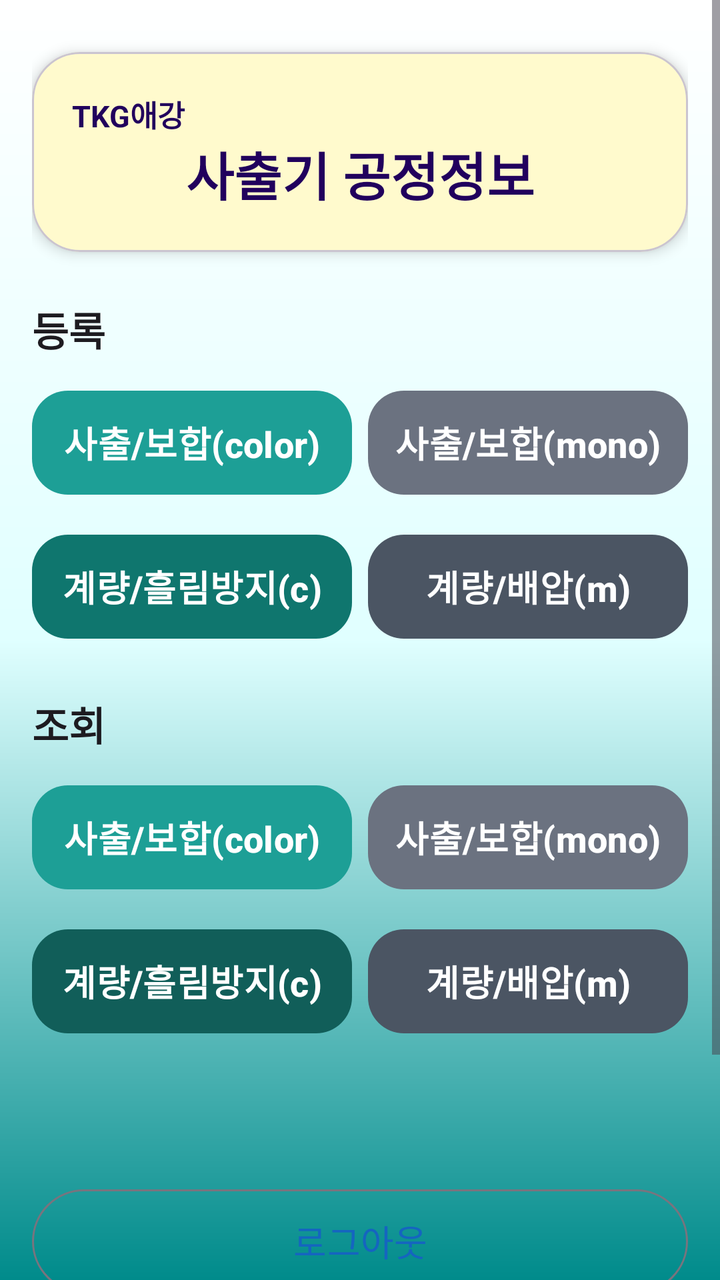
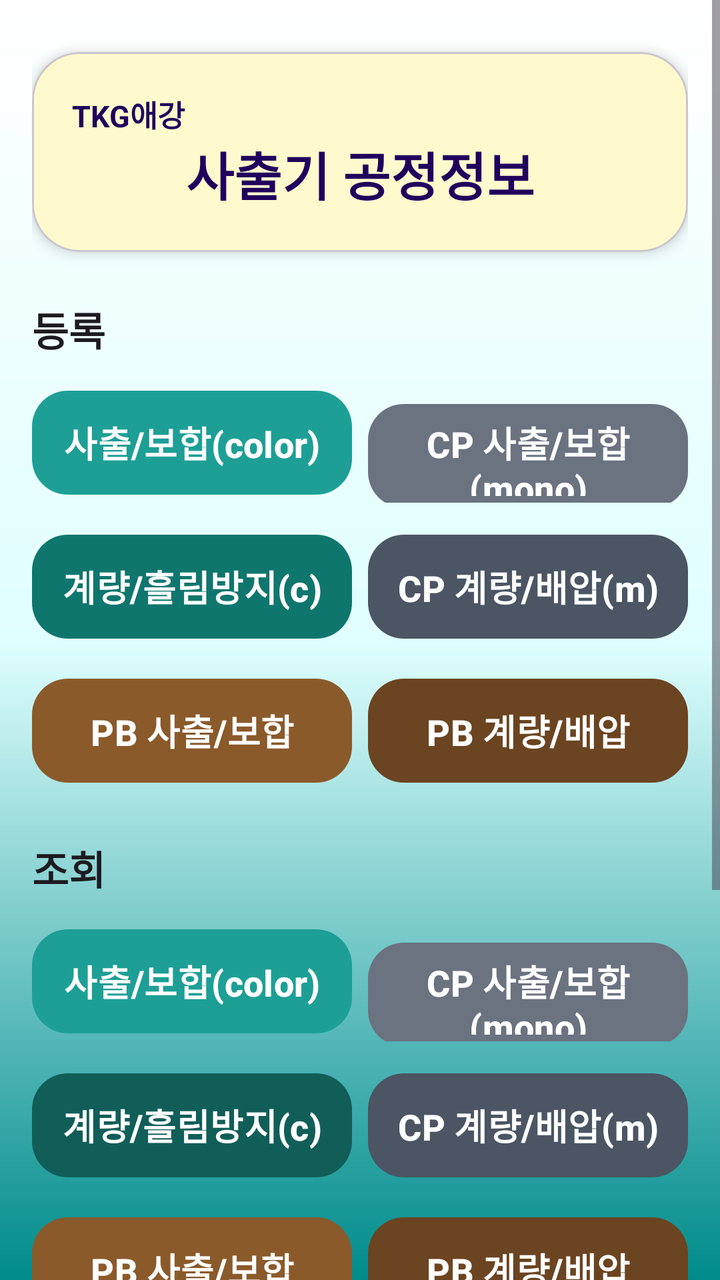

Screens rendered from an Android XML layout before and after an edit, with the pre-edit source and the edit as a unified diff.
<!-- AndroidManifest.xml: application theme Theme.akProd -->
<!-- res/layout/activity_main.xml -->
<?xml version="1.0" encoding="utf-8"?>
<ScrollView xmlns:android="http://schemas.android.com/apk/res/android"
    xmlns:app="http://schemas.android.com/apk/res-auto"
    xmlns:tools="http://schemas.android.com/tools"
    android:id="@+id/main"
    android:layout_width="match_parent"
    android:layout_height="match_parent"
    android:background="@drawable/gradient"
    android:fillViewport="true"
    tools:context=".MainActivity">

    <LinearLayout
        android:layout_width="match_parent"
        android:layout_height="wrap_content"
        android:orientation="vertical"
        android:padding="16dp">

        
        <com.google.android.material.card.MaterialCardView
            android:layout_width="match_parent"
            android:layout_height="wrap_content"
            android:layout_marginTop="10dp"
            app:cardCornerRadius="24dp"
            app:cardElevation="4dp"
            app:cardBackgroundColor="@color/lemonchiffon">
            <LinearLayout
                android:layout_width="match_parent"
                android:layout_height="wrap_content"
                android:orientation="vertical"
                android:padding="20dp">
                <TextView
                    android:id="@+id/textview"
                    android:layout_width="match_parent"
                    android:layout_height="wrap_content"
                    android:gravity="start"
                    android:text="@string/tkg_ak"
                    android:textColor="?attr/colorOnPrimaryContainer"
                    android:textSize="15sp"
                    android:textStyle="bold" />

                <TextView
                    android:id="@+id/textView2"
                    android:layout_width="match_parent"
                    android:layout_height="wrap_content"
                    android:gravity="center"
                    android:text="@string/pda_in_out"
                    android:textColor="?attr/colorOnPrimaryFixed"
                    android:textSize="26sp"
                    android:textStyle="bold" />

            </LinearLayout>

        </com.google.android.material.card.MaterialCardView>
        <TextView
            android:id="@+id/menuRegisterTitle"
            android:layout_width="match_parent"
            android:layout_height="wrap_content"
            android:layout_marginTop="24dp"
            android:text="등록"
            android:textColor="?attr/colorOnBackground"
            android:textSize="20sp"
            android:textStyle="bold" />
        <LinearLayout
            android:layout_width="match_parent"
            android:layout_height="wrap_content"
            android:layout_marginTop="12dp"
            android:orientation="horizontal">
            <com.google.android.material.button.MaterialButton
                android:id="@+id/btnCp3"
                style="@style/PDAButtonStyle"
                android:layout_width="0dp"
                android:layout_height="60dp"
                android:layout_weight="1"
                android:layout_marginEnd="8dp"
                app:backgroundTint="#1d9f96"
                android:text="사출/보합(color)"
                android:textAllCaps="false" />
            <com.google.android.material.button.MaterialButton
                android:id="@+id/btnCp14"
                style="@style/PDAButtonStyle"
                android:layout_width="0dp"
                android:layout_height="60dp"
                android:layout_weight="1"
                app:backgroundTint="@color/mono_gray"
                android:text="사출/보합(mono)"
                android:textAllCaps="false" />
        </LinearLayout>
    <LinearLayout
        android:layout_width="match_parent"
        android:layout_height="wrap_content"
        android:layout_marginTop="12dp"
        android:orientation="horizontal">
        <com.google.android.material.button.MaterialButton
            android:id="@+id/btnMeteringC"
            style="@style/PDAButtonStyle"
            android:layout_width="0dp"
            android:layout_height="60dp"
            android:layout_weight="1"
            android:layout_marginEnd="8dp"
            app:backgroundTint="#0F766E"
            android:text="계량/흘림방지(c)"
            android:textAllCaps="false" />

        <com.google.android.material.button.MaterialButton
            android:id="@+id/btnMetering"
            style="@style/PDAButtonStyle"
            android:layout_width="0dp"
            android:layout_height="60dp"
            android:layout_weight="1"
            app:backgroundTint="@color/mono_gray_dark"
            android:text="계량/배압(m)"
            android:textAllCaps="false" />
    </LinearLayout>
        <TextView
            android:id="@+id/menuHistoryTitle"
            android:layout_width="match_parent"
            android:layout_height="wrap_content"
            android:layout_marginTop="24dp"
            android:text="조회"
            android:textColor="?attr/colorOnBackground"
            android:textSize="20sp"
            android:textStyle="bold" />
        <LinearLayout
            android:layout_width="match_parent"
            android:layout_height="wrap_content"
            android:layout_marginTop="12dp"
            android:orientation="horizontal">
            <com.google.android.material.button.MaterialButton
                android:id="@+id/btnCp3History"
                style="@style/PDAButtonStyle"
                android:layout_width="0dp"
                android:layout_height="60dp"
                android:layout_weight="1"
                android:layout_marginEnd="8dp"
                app:backgroundTint="#1d9f96"
                android:text="사출/보합(color)"
                android:textAllCaps="false" />
            <com.google.android.material.button.MaterialButton
                android:id="@+id/btnCp14History"
                style="@style/PDAButtonStyle"
                android:layout_width="0dp"
                android:layout_height="60dp"
                android:layout_weight="1"
                app:backgroundTint="@color/mono_gray"
                android:text="사출/보합(mono)"
                android:textAllCaps="false" />
        </LinearLayout>
    <LinearLayout
        android:layout_width="match_parent"
        android:layout_height="wrap_content"
        android:layout_marginTop="12dp"
        android:orientation="horizontal">
        <com.google.android.material.button.MaterialButton
            android:id="@+id/btnMeteringHistoryC"
            style="@style/PDAButtonStyle"
            android:layout_width="0dp"
            android:layout_height="60dp"
            android:layout_weight="1"
            android:layout_marginEnd="8dp"
            app:backgroundTint="#115E59"
            android:text="계량/흘림방지(c)"
            android:textAllCaps="false" />
        <com.google.android.material.button.MaterialButton
            android:id="@+id/btnMeteringHistory"
            style="@style/PDAButtonStyle"
            android:layout_width="0dp"
            android:layout_height="60dp"
            android:layout_weight="1"
            app:backgroundTint="@color/mono_gray_dark"
            android:text="계량/배압(m)"
            android:textAllCaps="false" />
    </LinearLayout>
        <View
            android:layout_width="0dp"
            android:layout_height="60dp"
            android:layout_weight="1"
            android:minHeight="16dp" />
        
        <com.google.android.material.button.MaterialButton
            android:id="@+id/btnLogout"
            style="@style/Widget.Material3.Button.OutlinedButton"
            android:layout_width="match_parent"
            android:layout_height="60dp"
            android:layout_marginTop="10dp"
            android:text="@string/menu_logout"
            android:textSize="18sp" />
        <com.google.android.material.button.MaterialButton
            android:id="@+id/button4"
            style="@style/Widget.Material3.Button.OutlinedButton"
            android:layout_width="match_parent"
            android:layout_height="60dp"
            android:layout_marginTop="10dp"
            android:text="@string/n_exit"
            android:textStyle="bold"
            android:textColor="@color/white"
            app:backgroundTint="@color/darknavy"
            android:textSize="20sp" />


        <TextView
            android:id="@+id/TextView11"
            android:layout_width="match_parent"
            android:layout_height="wrap_content"
            android:layout_marginTop="5dp"
            android:gravity="end"
            android:padding="8dp"
            android:textColor="?attr/colorOnBackground"
            android:textSize="14sp" />

    </LinearLayout>

</ScrollView>
<!-- resources referenced by this layout -->
<resources>
  <color name="darknavy">#000435</color>
  <color name="lemonchiffon">#fffacd</color>
  <color name="mono_gray">#6B7280</color>
  <color name="mono_gray_dark">#4B5563</color>
  <color name="white">#FFFFFFFF</color>
  <!-- drawable gradient (drawable) -->
  <?xml version="1.0" encoding="utf-8"?>
  <layer-list xmlns:android="http://schemas.android.com/apk/res/android">
      <item>
          <shape android:shape="rectangle">
              <gradient
                  android:angle="90"
                  android:centerColor="@color/lightcyan"
                  android:endColor="@color/white"
                  android:startColor="@color/darkcyan"
                  android:type="linear" />
          </shape>
      </item>
  </layer-list>
  <string name="menu_logout">로그아웃</string>
  <string name="n_exit">종료(Exit)</string>
  <string name="pda_in_out">사출기 공정정보</string>
  <string name="tkg_ak">TKG애강</string>
  <style name="PDAButtonStyle" parent="Widget.Material3.Button"><item name="cornerRadius">18dp</item><item name="android:minHeight">40dp</item><item name="android:textStyle">bold</item><item name="android:textSize">18sp</item><item name="android:textAllCaps">false</item><item name="android:paddingStart">12dp</item><item name="android:paddingEnd">12dp</item><item name="backgroundTint">@color/cadetblue</item><item name="android:textColor">@color/white</item></style>
  <style name="Theme.akProd" parent="Theme.Material3.DayNight.NoActionBar">
          <item name="colorPrimary">#1565C0</item>
          <item name="colorOnPrimary">#FFFFFF</item>
          <item name="colorSecondary">#00897B</item>
      </style>
  <color name="lightcyan">#e0ffff</color>
  <color name="darkcyan">#008b8b</color>
  <color name="cadetblue">#5f9ea0</color>
</resources>

<!-- the commit's change to res/layout/activity_main.xml (unified diff, before → after) -->
@@ -82,7 +82,7 @@
                 android:layout_height="60dp"
                 android:layout_weight="1"
                 app:backgroundTint="@color/mono_gray"
-                android:text="사출/보합(mono)"
+                android:text="CP 사출/보합(mono)"
                 android:textAllCaps="false" />
         </LinearLayout>
     <LinearLayout
@@ -108,7 +108,32 @@
             android:layout_height="60dp"
             android:layout_weight="1"
             app:backgroundTint="@color/mono_gray_dark"
-            android:text="계량/배압(m)"
+            android:text="CP 계량/배압(m)"
+            android:textAllCaps="false" />
+    </LinearLayout>
+    <LinearLayout
+        android:layout_width="match_parent"
+        android:layout_height="wrap_content"
+        android:layout_marginTop="12dp"
+        android:orientation="horizontal">
+        <com.google.android.material.button.MaterialButton
+            android:id="@+id/btnPbInjection"
+            style="@style/PDAButtonStyle"
+            android:layout_width="0dp"
+            android:layout_height="60dp"
+            android:layout_weight="1"
+            android:layout_marginEnd="8dp"
+            app:backgroundTint="@color/pb_brown"
+            android:text="PB 사출/보합"
+            android:textAllCaps="false" />
+        <com.google.android.material.button.MaterialButton
+            android:id="@+id/btnPbMetering"
+            style="@style/PDAButtonStyle"
+            android:layout_width="0dp"
+            android:layout_height="60dp"
+            android:layout_weight="1"
+            app:backgroundTint="@color/pb_brown_dark"
+            android:text="PB 계량/배압"
             android:textAllCaps="false" />
     </LinearLayout>
         <TextView
@@ -142,7 +167,7 @@
                 android:layout_height="60dp"
                 android:layout_weight="1"
                 app:backgroundTint="@color/mono_gray"
-                android:text="사출/보합(mono)"
+                android:text="CP 사출/보합(mono)"
                 android:textAllCaps="false" />
         </LinearLayout>
     <LinearLayout
@@ -167,7 +192,32 @@
             android:layout_height="60dp"
             android:layout_weight="1"
             app:backgroundTint="@color/mono_gray_dark"
-            android:text="계량/배압(m)"
+            android:text="CP 계량/배압(m)"
+            android:textAllCaps="false" />
+    </LinearLayout>
+    <LinearLayout
+        android:layout_width="match_parent"
+        android:layout_height="wrap_content"
+        android:layout_marginTop="12dp"
+        android:orientation="horizontal">
+        <com.google.android.material.button.MaterialButton
+            android:id="@+id/btnPbInjectionHistory"
+            style="@style/PDAButtonStyle"
+            android:layout_width="0dp"
+            android:layout_height="60dp"
+            android:layout_weight="1"
+            android:layout_marginEnd="8dp"
+            app:backgroundTint="@color/pb_brown"
+            android:text="PB 사출/보합"
+            android:textAllCaps="false" />
+        <com.google.android.material.button.MaterialButton
+            android:id="@+id/btnPbMeteringHistory"
+            style="@style/PDAButtonStyle"
+            android:layout_width="0dp"
+            android:layout_height="60dp"
+            android:layout_weight="1"
+            app:backgroundTint="@color/pb_brown_dark"
+            android:text="PB 계량/배압"
             android:textAllCaps="false" />
     </LinearLayout>
         <View
<!-- resource entries referenced after the edit -->
@@ -4,6 +4,8 @@
   <color name="lemonchiffon">#fffacd</color>
   <color name="mono_gray">#6B7280</color>
   <color name="mono_gray_dark">#4B5563</color>
+  <color name="pb_brown">#8A5A2B</color>
+  <color name="pb_brown_dark">#6B4421</color>
   <color name="white">#FFFFFFFF</color>
   <!-- drawable gradient (drawable) -->
   <?xml version="1.0" encoding="utf-8"?>
